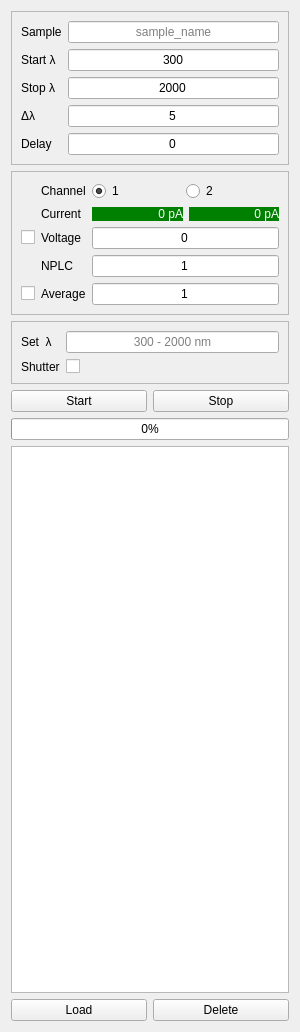
Qt form ui/expControl.ui (xsoton/dsr) before a commit.
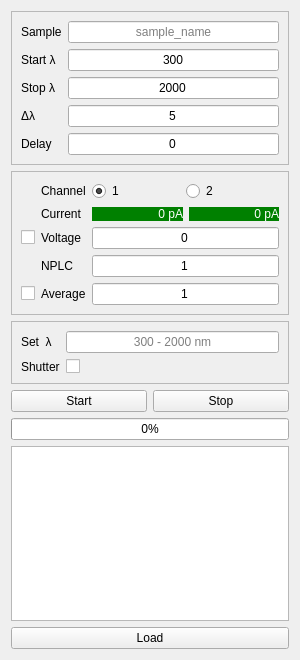
The same form after that commit.

Commit message: Add basic part of Load function

The edit to the form file:
```diff
--- a/ui/expControl.ui
+++ b/ui/expControl.ui
@@ -7,9 +7,15 @@
     <x>0</x>
     <y>0</y>
     <width>300</width>
-    <height>1032</height>
+    <height>660</height>
    </rect>
   </property>
+  <property name="sizePolicy">
+   <sizepolicy hsizetype="Expanding" vsizetype="Expanding">
+    <horstretch>0</horstretch>
+    <verstretch>0</verstretch>
+   </sizepolicy>
+  </property>
   <property name="maximumSize">
    <size>
     <width>300</width>
@@ -451,41 +457,10 @@
     <widget class="QListView" name="exp_list_view"/>
    </item>
    <item>
-    <widget class="QFrame" name="frame_load">
-     <property name="frameShape">
-      <enum>QFrame::Shape::NoFrame</enum>
+    <widget class="QPushButton" name="load_button">
+     <property name="text">
+      <string>Load</string>
      </property>
-     <property name="frameShadow">
-      <enum>QFrame::Shadow::Raised</enum>
-     </property>
-     <layout class="QHBoxLayout" name="horizontalLayout_2">
-      <property name="leftMargin">
-       <number>0</number>
-      </property>
-      <property name="topMargin">
-       <number>0</number>
-      </property>
-      <property name="rightMargin">
-       <number>0</number>
-      </property>
-      <property name="bottomMargin">
-       <number>0</number>
-      </property>
-      <item>
-       <widget class="QPushButton" name="load_button">
-        <property name="text">
-         <string>Load</string>
-        </property>
-       </widget>
-      </item>
-      <item>
-       <widget class="QPushButton" name="delete_button">
-        <property name="text">
-         <string>Delete</string>
-        </property>
-       </widget>
-      </item>
-     </layout>
     </widget>
    </item>
   </layout>
```
The commit also changes 2 other files.
